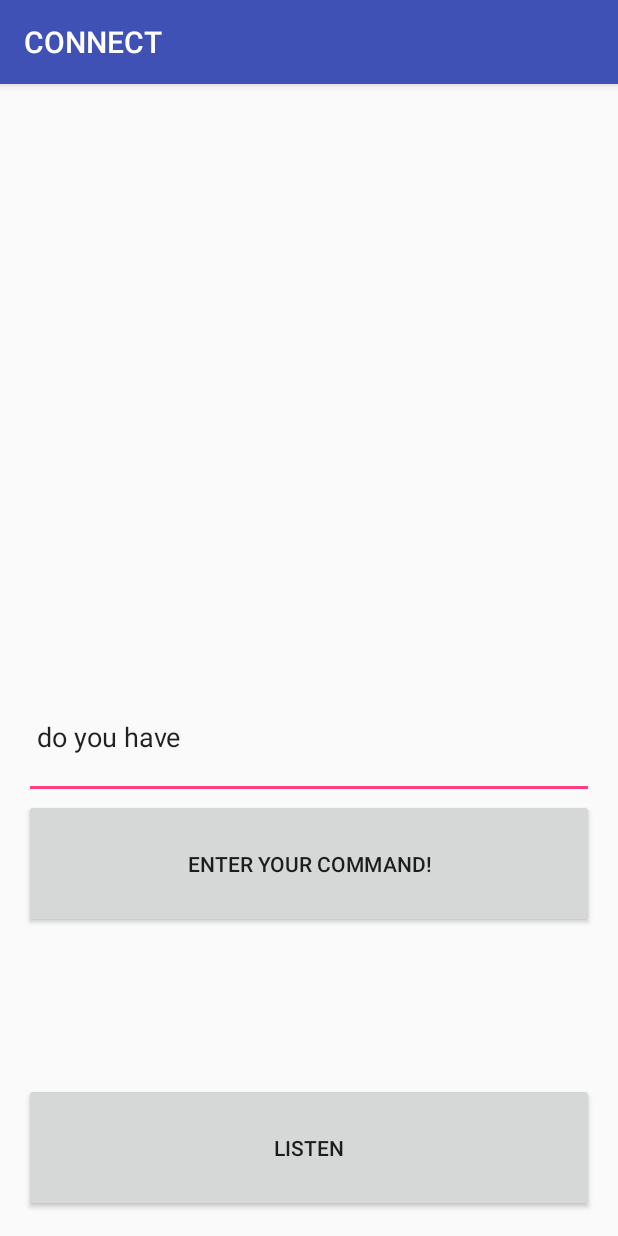
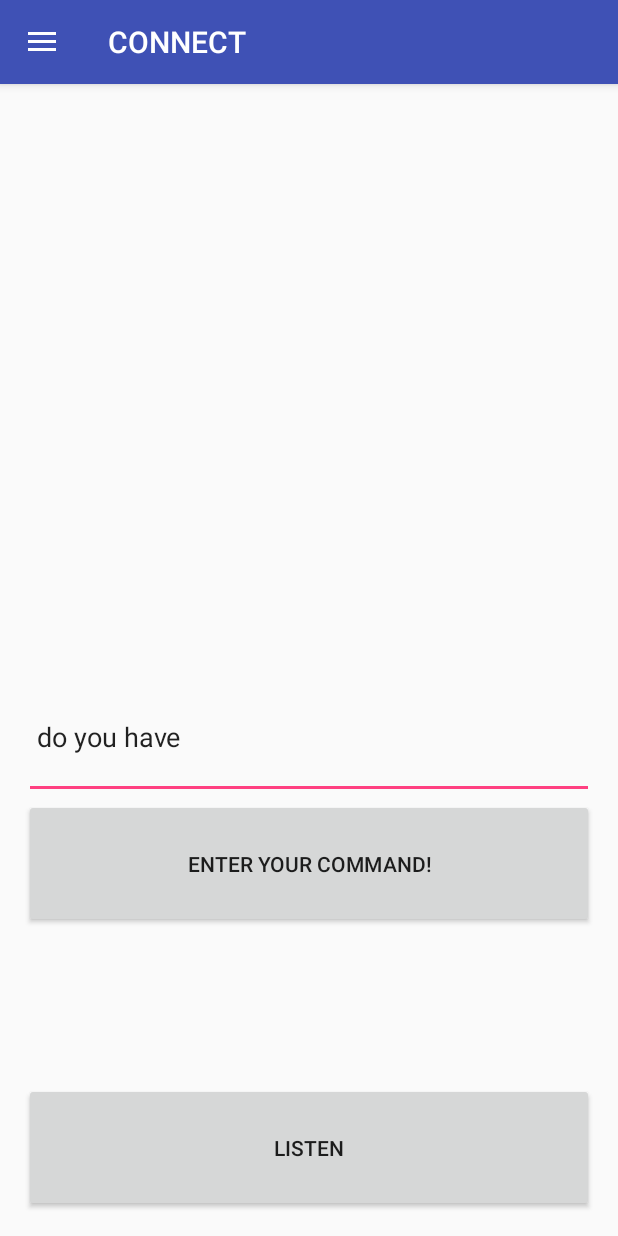
Before and after one commit to jain/CONNECT_JUNIOR_DESIGN, an Android app: the MainActivity screen opened directly, with no data from a screen before it, after a tap on "DO YOU HAVE", on a phone screen of 412 x 824 dp. Run offline under Robolectric (Android 15) with nearby library versions, the phone set to English and light mode, and no system bars; network calls fail.

Commit message:
navigation for editting

```diff
--- a/app/src/main/AndroidManifest.xml
+++ b/app/src/main/AndroidManifest.xml
@@ -28,7 +28,8 @@
                 <category android:name="android.intent.category.LAUNCHER" />
             </intent-filter>
         </activity>
-        <activity android:name=".DownloadActivity"></activity>
+        <activity android:name=".DownloadActivity" />
+        <activity android:name=".EditActivity"></activity>
     </application>
 
 </manifest>
--- a/app/src/main/java/vikram/connect/com/connect/MainActivity.java
+++ b/app/src/main/java/vikram/connect/com/connect/MainActivity.java
@@ -1,9 +1,13 @@
 package vikram.connect.com.connect;
 
 import android.content.Intent;
+import android.content.res.Configuration;
 import android.speech.RecognizerIntent;
 import android.speech.tts.TextToSpeech;
 import android.os.Bundle;
+import android.support.design.widget.NavigationView;
+import android.support.v4.widget.DrawerLayout;
+import android.support.v7.app.ActionBarDrawerToggle;
 import android.support.v7.app.AppCompatActivity;
 import android.text.Editable;
 import android.text.Spannable;
@@ -12,7 +16,9 @@ import android.text.Spanned;
 import android.text.TextWatcher;
 import android.text.method.LinkMovementMethod;
 import android.text.method.MovementMethod;
+import android.util.Log;
 import android.view.Gravity;
+import android.view.MenuItem;
 import android.view.View;
 import android.widget.Button;
 import android.widget.EditText;
@@ -29,7 +35,7 @@ import java.util.HashSet;
 import java.util.Iterator;
 import java.util.Locale;
 
-public class MainActivity extends AppCompatActivity implements TextToSpeech.OnInitListener{
+public class MainActivity extends AppCompatActivity implements TextToSpeech.OnInitListener, NavigationView.OnNavigationItemSelectedListener{
     public static final int VOICE_RECOGNITION_REQUEST_CODE = 1234;
     private EditText command;
     private TextView input;
@@ -37,6 +43,10 @@ public class MainActivity extends AppCompatActivity implements TextToSpeech.OnIn
     private HashMap<String, HashSet<String>> wordMap;
     private LinearLayout layout1;
     private static String cmon = "";
+
+    private DrawerLayout mDrawerLayout;
+    private ActionBarDrawerToggle mDrawerToggle;
+    private String mActivityTitle;
 
     TextToSpeech tts;
     @Override
@@ -92,6 +102,68 @@ public class MainActivity extends AppCompatActivity implements TextToSpeech.OnIn
             }
         });
         input = (TextView) findViewById(R.id.input);
+
+        mDrawerLayout = (DrawerLayout)findViewById(R.id.drawer_main);
+        NavigationView navigationView = (NavigationView) findViewById(R.id.nav_main);
+        navigationView.setNavigationItemSelectedListener(this);
+
+        mActivityTitle = getTitle().toString();
+        setupDrawer();
+
+
+        getSupportActionBar().setDisplayHomeAsUpEnabled(true);
+        getSupportActionBar().setHomeButtonEnabled(true);
+    }
+
+    private void setupDrawer() {
+        mDrawerToggle = new ActionBarDrawerToggle(this, mDrawerLayout, R.string.drawer_open, R.string.drawer_close) {
+
+            /** Called when a drawer has settled in a completely open state. */
+            public void onDrawerOpened(View drawerView) {
+                super.onDrawerOpened(drawerView);
+                getSupportActionBar().setTitle("Navigation!");
+                invalidateOptionsMenu(); // creates call to onPrepareOptionsMenu()
+            }
+
+            /** Called when a drawer has settled in a completely closed state. */
+            public void onDrawerClosed(View view) {
+                super.onDrawerClosed(view);
+                getSupportActionBar().setTitle(mActivityTitle);
+                invalidateOptionsMenu(); // creates call to onPrepareOptionsMenu()
+            }
+        };
+
+        mDrawerToggle.setDrawerIndicatorEnabled(true);
+        mDrawerLayout.setDrawerListener(mDrawerToggle);
+    }
+    @Override
+    public void onConfigurationChanged(Configuration newConfig) {
+        super.onConfigurationChanged(newConfig);
+        mDrawerToggle.onConfigurationChanged(newConfig);
+    }
+    @Override
+    protected void onPostCreate(Bundle savedInstanceState) {
+        super.onPostCreate(savedInstanceState);
+        mDrawerToggle.syncState();
+    }
+
+    @Override
+    public boolean onOptionsItemSelected(MenuItem item) {
+        if (mDrawerToggle.onOptionsItemSelected(item)) {
+            return true;
+        }
+
+        return super.onOptionsItemSelected(item);
+    }
+
+    @Override
+    public boolean onNavigationItemSelected(MenuItem item) {
+        if (item.getTitle().toString().toLowerCase().contains("Edit")){
+            Intent intent = new Intent(MainActivity.this, EditActivity.class);
+            startActivity(intent);
+        }
+        Log.d(item.getTitle().toString(), "asd");
+        return false;
     }
 
     private void remake(String soFar) {
--- a/app/src/main/res/layout/activity_main.xml
+++ b/app/src/main/res/layout/activity_main.xml
@@ -1,49 +1,68 @@
 <?xml version="1.0" encoding="utf-8"?>
-<LinearLayout xmlns:android="http://schemas.android.com/apk/res/android"
-    xmlns:tools="http://schemas.android.com/tools"
-    android:orientation="vertical"
+<android.support.v4.widget.DrawerLayout xmlns:android="http://schemas.android.com/apk/res/android"
+    xmlns:app="http://schemas.android.com/apk/res-auto"
+    android:id="@+id/drawer_main"
+    android:layout_width="match_parent"
+    android:layout_height="match_parent">
+
+    <LinearLayout xmlns:tools="http://schemas.android.com/tools"
         android:layout_width="match_parent"
         android:layout_height="match_parent"
+        android:orientation="vertical"
         android:paddingBottom="@dimen/activity_vertical_margin"
         android:paddingLeft="@dimen/activity_horizontal_margin"
         android:paddingRight="@dimen/activity_horizontal_margin"
         android:paddingTop="@dimen/activity_vertical_margin">
+
         <ScrollView
             android:layout_width="match_parent"
-        android:layout_weight="10"
-        android:layout_height="0dp">
+            android:layout_height="0dp"
+            android:layout_weight="10">
+
             <LinearLayout
-        android:gravity="center"
-        android:orientation="vertical"
                 android:id="@+id/list1"
                 android:layout_width="match_parent"
-        android:layout_height="match_parent" >
-    </LinearLayout>
+                android:layout_height="match_parent"
+                android:gravity="center"
+                android:orientation="vertical"></LinearLayout>
         </ScrollView>
+
         <EditText
-        android:layout_weight="1"
             android:id="@+id/command"
             android:layout_width="match_parent"
-        android:layout_height="wrap_content" />
+            android:layout_height="wrap_content"
+            android:layout_weight="1" />
+
         <Button
-        android:layout_weight="1"
             android:layout_width="match_parent"
             android:layout_height="wrap_content"
+            android:layout_weight="1"
             android:onClick="speak"
             android:text="Enter your Command!" />
+
         <TextView
+            android:id="@+id/input"
+            android:layout_width="match_parent"
+            android:layout_height="wrap_content"
             android:layout_weight="2"
-        android:id="@+id/input"
-        android:textSize="20sp"
-        android:layout_width="match_parent"
-        android:layout_height="wrap_content" />
+            android:textSize="20sp" />
 
         <Button
-        android:layout_weight="1"
             android:id="@+id/btn_speak"
             android:layout_width="match_parent"
             android:layout_height="wrap_content"
+            android:layout_weight="1"
             android:onClick="voiceRec"
             android:text="Listen" />
 
     </LinearLayout>
+
+    <!-- Side navigation drawer = -->
+    <android.support.design.widget.NavigationView
+        android:id="@+id/nav_main"
+        android:layout_width="wrap_content"
+        android:layout_height="match_parent"
+        android:layout_gravity="start"
+        app:menu="@menu/menu_main"/>
+
+</android.support.v4.widget.DrawerLayout>
--- /dev/null
+++ b/app/src/main/res/menu/menu_main.xml
@@ -0,0 +1,10 @@
+<?xml version="1.0" encoding="utf-8"?>
+<menu xmlns:android="http://schemas.android.com/apk/res/android">
+    <group android:checkableBehavior="single">
+        <item
+            android:id="@+id/navigation_item_2"
+            android:checked="true"
+            android:icon="@drawable/edit"
+            android:title="Edit Module"/>
+    </group>
+</menu>
```
Also changed, not shown: app/src/main/java/vikram/connect/com/connect/EditActivity.java (added, +13 -0 lines), app/src/main/java/vikram/connect/com/connect/SelectActivity.java (+0 -17 lines), app/src/main/res/layout/activity_edit.xml (added, +12 -0 lines). Lines whose indentation alone changed are shown as unchanged.
